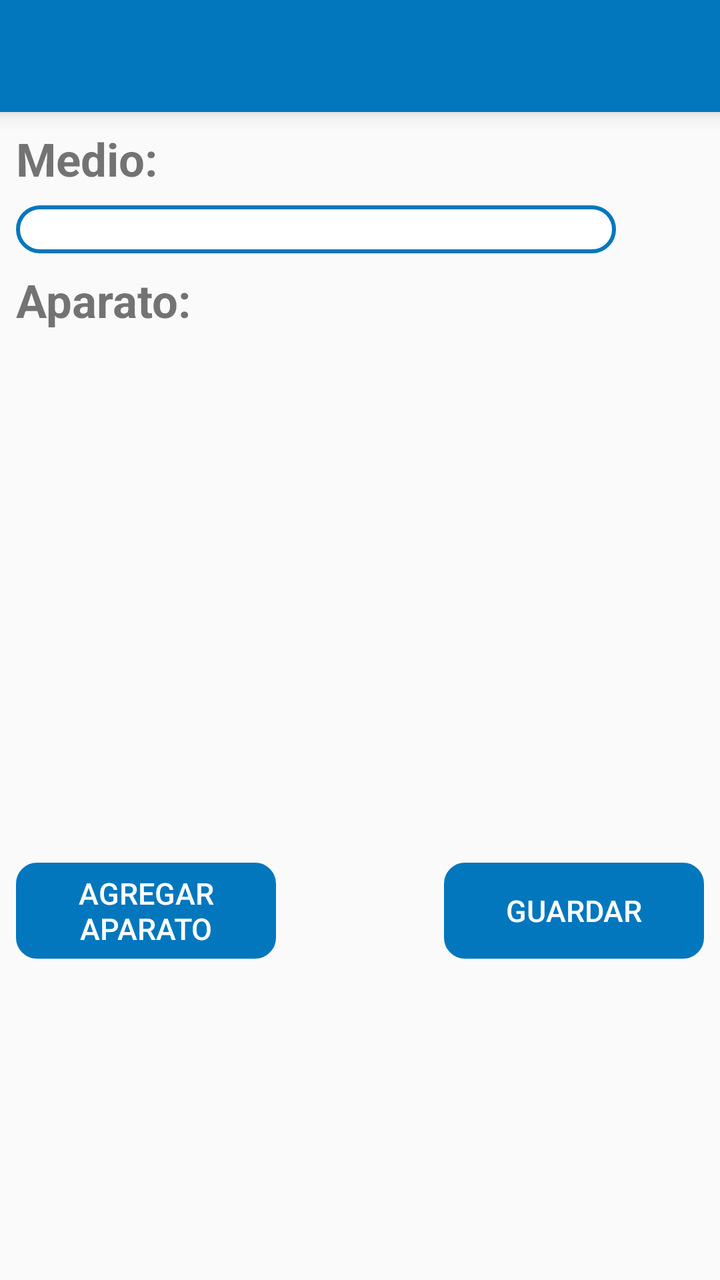
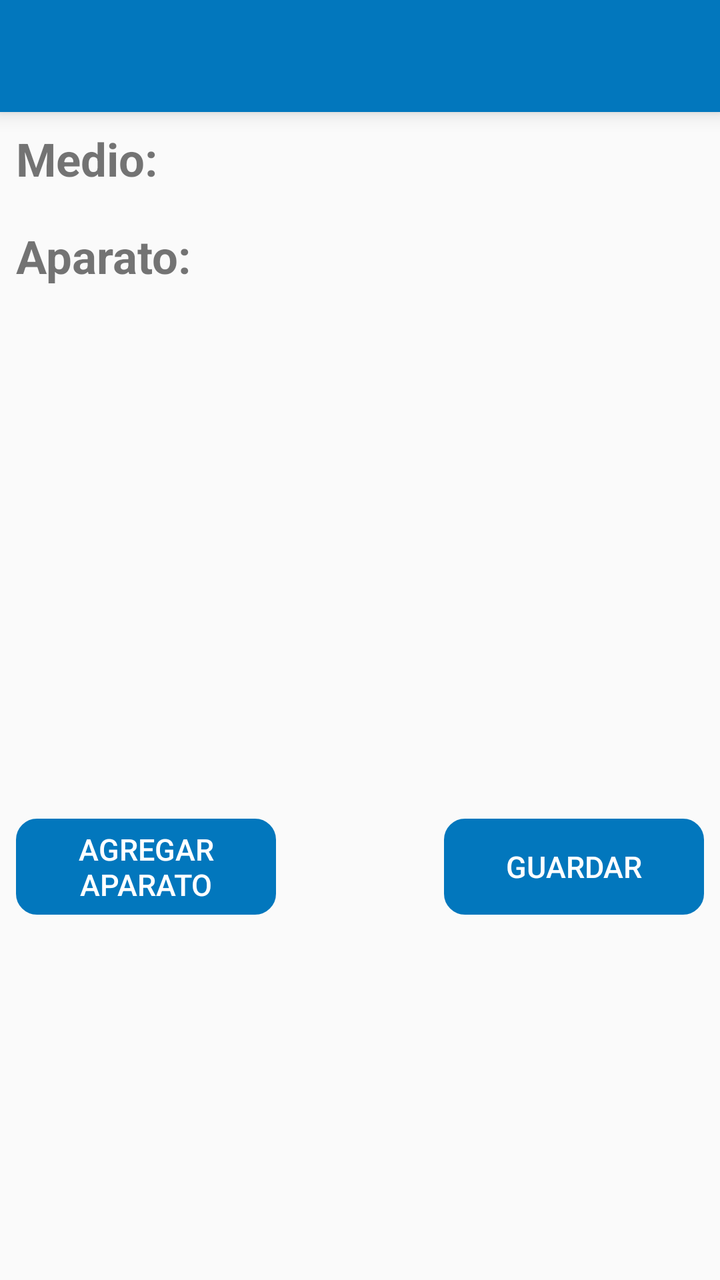

The first picture is an Android layout as it rendered before a commit; the second is the same layout after the commit. The layout source and the unified diff follow.
<!-- AndroidManifest.xml: application theme AppTheme -->
<!-- res/layout/activity_reporteasignacion.xml -->
<?xml version="1.0" encoding="utf-8"?>
<ScrollView xmlns:app="http://schemas.android.com/apk/res-auto"
    xmlns:tools="http://schemas.android.com/tools"
    android:layout_width="match_parent"
    android:layout_height="match_parent"
    xmlns:android="http://schemas.android.com/apk/res/android" >

    <android.support.constraint.ConstraintLayout
        android:layout_width="match_parent"
        android:layout_height="match_parent">
        <include
            android:id="@+id/include4"
            layout="@layout/toolbar"></include>

        <TextView
            android:id="@+id/textView4"
            android:layout_width="300dp"
            android:layout_height="wrap_content"
            android:layout_centerHorizontal="true"
            android:layout_marginStart="8dp"
            android:layout_marginTop="8dp"
            android:text="@string/medio"
            android:textSize="@dimen/xl"
            android:textStyle="bold"
            app:layout_constraintStart_toStartOf="parent"
            app:layout_constraintTop_toBottomOf="@+id/include4" />

        <Spinner
            android:id="@+id/spinnerMedioFinal"
            android:layout_width="300dp"
            android:layout_height="@dimen/spinnerA"
            android:layout_alignParentTop="true"
            android:layout_marginStart="8dp"
            android:layout_marginTop="8dp"
            android:background="@drawable/disenio_spinner"
            app:layout_constraintStart_toStartOf="parent"
            app:layout_constraintTop_toBottomOf="@+id/textView4" />

        <TextView
            android:id="@+id/textView35"
            android:layout_width="300dp"
            android:layout_height="wrap_content"
            android:layout_centerHorizontal="true"
            android:layout_marginStart="8dp"
            android:layout_marginTop="8dp"
            android:text="@string/aparatoDos"
            android:textSize="@dimen/xl"
            android:textStyle="bold"
            app:layout_constraintStart_toStartOf="parent"
            app:layout_constraintTop_toBottomOf="@+id/spinnerMedioFinal" />

        <ListView
            android:id="@+id/eliminarAparatosList"
            android:layout_width="match_parent"
            android:layout_height="250dp"
            android:layout_below="@+id/eliminarAparatos"
            android:layout_marginTop="8dp"
            android:layout_marginBottom="8dp"
            app:layout_constraintEnd_toEndOf="parent"
            app:layout_constraintStart_toStartOf="parent"
            app:layout_constraintTop_toBottomOf="@+id/textView35" />

        <Button
            android:id="@+id/agregarAparato"
            android:layout_width="130dp"
            android:layout_height="wrap_content"
            android:layout_marginStart="8dp"
            android:layout_marginTop="8dp"
            android:background="@drawable/boton"
            android:backgroundTint="@color/colorPrimary"
            android:text="@string/agregarnuevo"
            android:textColor="#fff"
            android:textSize="@dimen/mediano"
            app:layout_constraintStart_toStartOf="parent"
            app:layout_constraintTop_toBottomOf="@+id/eliminarAparatosList" />

        <Button
            android:id="@+id/guardarAparato"
            android:layout_width="130dp"
            android:layout_height="wrap_content"
            android:layout_marginTop="8dp"
            android:layout_marginEnd="8dp"
            android:background="@drawable/boton"
            android:backgroundTint="@color/colorPrimary"
            android:text="@string/guardar"
            android:enabled="false"
            android:textColor="#fff"
            android:textSize="@dimen/mediano"
            app:layout_constraintEnd_toEndOf="parent"
            app:layout_constraintTop_toBottomOf="@+id/eliminarAparatosList" />

    </android.support.constraint.ConstraintLayout>
</ScrollView>
<!-- res/layout/toolbar.xml (included above) -->
<?xml version="1.0" encoding="utf-8"?>
<android.support.v7.widget.Toolbar xmlns:android="http://schemas.android.com/apk/res/android"
    android:layout_width="match_parent"
    android:layout_height="?attr/actionBarSize"
    xmlns:app="http://schemas.android.com/apk/res-auto"
    android:background="@color/colorPrimary"
    android:elevation="6dp"
    android:theme="@style/ThemeOverlay.AppCompat.Dark.ActionBar"
    app:popupTheme="@style/ThemeOverlay.AppCompat.Light"/>
<!-- resources referenced by this layout -->
<resources>
  <color name="colorPrimary">#0277BD</color>
  <dimen name="mediano">15dp</dimen>
  <dimen name="spinnerA">24dp</dimen>
  <dimen name="xl">23dp</dimen>
  <!-- drawable boton (drawable) -->
  <?xml version="1.0" encoding="utf-8"?>
      <shape xmlns:android="http://schemas.android.com/apk/res/android" android:shape="rectangle">
          <stroke  android:width="1dp"/>
          <corners android:radius="10dp"/>
  
  
      </shape>
  <!-- drawable disenio_spinner (drawable) -->
  <?xml version="1.0" encoding="utf-8"?>
  <selector xmlns:android="http://schemas.android.com/apk/res/android">
          <item>
              <shape>
                  <solid
                      android:color="@color/fondoBlanco">
                  </solid>
  
                  <corners android:radius="15dp" />
  
                  <padding
                      android:bottom="1dp"
                      android:left="2dp"
                      android:right="10dp"
                      android:top="1dp" />
                  <stroke
                      android:width="2dp"
                      android:color="@color/colorPrimary"/>
              </shape>
          </item>
  </selector>
  <string name="agregarnuevo">Agregar aparato</string>
  <string name="aparatoDos">Aparato:</string>
  <string name="guardar">Guardar</string>
  <string name="medio">Medio:</string>
  <style name="AppTheme" parent="Theme.AppCompat.Light.DarkActionBar">
          
          <item name="colorPrimary">@color/colorPrimary</item>
          <item name="colorPrimaryDark">@color/colorPrimaryDark</item>
          <item name="colorAccent">@color/colorAccent</item>
          <item name="android:colorForeground">@android:color/background_dark</item>
      </style>
  <color name="fondoBlanco">#fff</color>
  <color name="colorPrimaryDark">#004C8C</color>
  <color name="colorAccent">#0000FF</color>
</resources>

<!-- the commit's change to res/layout/activity_reporteasignacion.xml (unified diff, before → after) -->
@@ -14,38 +14,46 @@
 
         <TextView
             android:id="@+id/textView4"
-            android:layout_width="300dp"
+            android:layout_width="0dp"
             android:layout_height="wrap_content"
             android:layout_centerHorizontal="true"
             android:layout_marginStart="8dp"
             android:layout_marginTop="8dp"
+            android:layout_marginEnd="8dp"
             android:text="@string/medio"
             android:textSize="@dimen/xl"
             android:textStyle="bold"
+            app:layout_constraintEnd_toEndOf="parent"
             app:layout_constraintStart_toStartOf="parent"
             app:layout_constraintTop_toBottomOf="@+id/include4" />
 
         <Spinner
             android:id="@+id/spinnerMedioFinal"
-            android:layout_width="300dp"
-            android:layout_height="@dimen/spinnerA"
+            android:layout_width="0dp"
+            android:layout_height="wrap_content"
             android:layout_alignParentTop="true"
             android:layout_marginStart="8dp"
             android:layout_marginTop="8dp"
+            android:layout_marginEnd="8dp"
+            android:layout_marginBottom="8dp"
             android:background="@drawable/disenio_spinner"
+            app:layout_constraintBottom_toTopOf="@+id/textView35"
+            app:layout_constraintEnd_toEndOf="parent"
             app:layout_constraintStart_toStartOf="parent"
             app:layout_constraintTop_toBottomOf="@+id/textView4" />
 
         <TextView
             android:id="@+id/textView35"
-            android:layout_width="300dp"
+            android:layout_width="0dp"
             android:layout_height="wrap_content"
             android:layout_centerHorizontal="true"
             android:layout_marginStart="8dp"
             android:layout_marginTop="8dp"
+            android:layout_marginEnd="8dp"
             android:text="@string/aparatoDos"
             android:textSize="@dimen/xl"
             android:textStyle="bold"
+            app:layout_constraintEnd_toEndOf="parent"
             app:layout_constraintStart_toStartOf="parent"
             app:layout_constraintTop_toBottomOf="@+id/spinnerMedioFinal" />
 
<!-- resource entries referenced after the edit -->
@@ -2,37 +2,36 @@
 <resources>
   <color name="colorPrimary">#0277BD</color>
   <dimen name="mediano">15dp</dimen>
-  <dimen name="spinnerA">24dp</dimen>
   <dimen name="xl">23dp</dimen>
   <!-- drawable boton (drawable) -->
   <?xml version="1.0" encoding="utf-8"?>
-      <shape xmlns:android="http://schemas.android.com/apk/res/android" android:shape="rectangle">
-          <stroke  android:width="1dp"/>
-          <corners android:radius="10dp"/>
+  <shape xmlns:android="http://schemas.android.com/apk/res/android" android:shape="rectangle">
+    <stroke  android:width="1dp"/>
+    <corners android:radius="10dp"/>
   
   
-      </shape>
+  </shape>
   <!-- drawable disenio_spinner (drawable) -->
   <?xml version="1.0" encoding="utf-8"?>
   <selector xmlns:android="http://schemas.android.com/apk/res/android">
-          <item>
-              <shape>
-                  <solid
-                      android:color="@color/fondoBlanco">
-                  </solid>
+      <item>
+          <shape>
+              <solid
+                  android:color="@color/fondoBlanco">
+              </solid>
   
-                  <corners android:radius="15dp" />
+              <corners android:radius="15dp" />
   
-                  <padding
-                      android:bottom="1dp"
-                      android:left="2dp"
-                      android:right="10dp"
-                      android:top="1dp" />
-                  <stroke
-                      android:width="2dp"
-                      android:color="@color/colorPrimary"/>
-              </shape>
-          </item>
+              <padding
+                  android:bottom="1dp"
+                  android:left="2dp"
+                  android:right="10dp"
+                  android:top="1dp" />
+              <stroke
+                  android:width="2dp"
+                  android:color="@color/colorPrimary"/>
+          </shape>
+      </item>
   </selector>
   <string name="agregarnuevo">Agregar aparato</string>
   <string name="aparatoDos">Aparato:</string>
